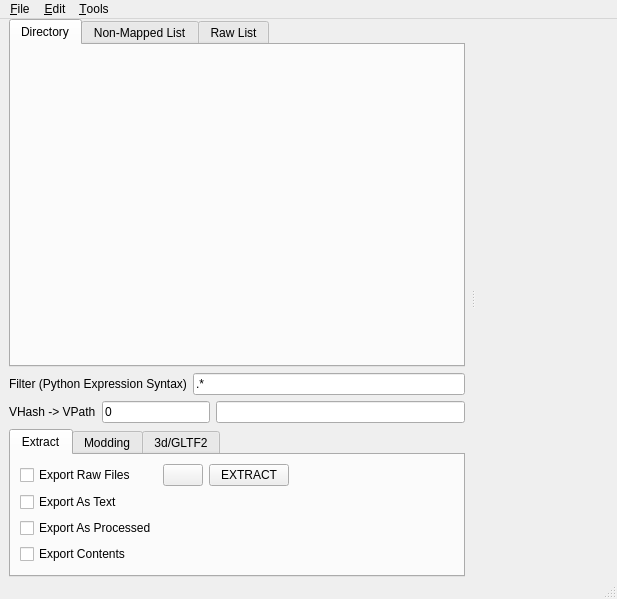
First picture: the form in deca/gui/main_window.ui, repository kk49/deca, before the edit.
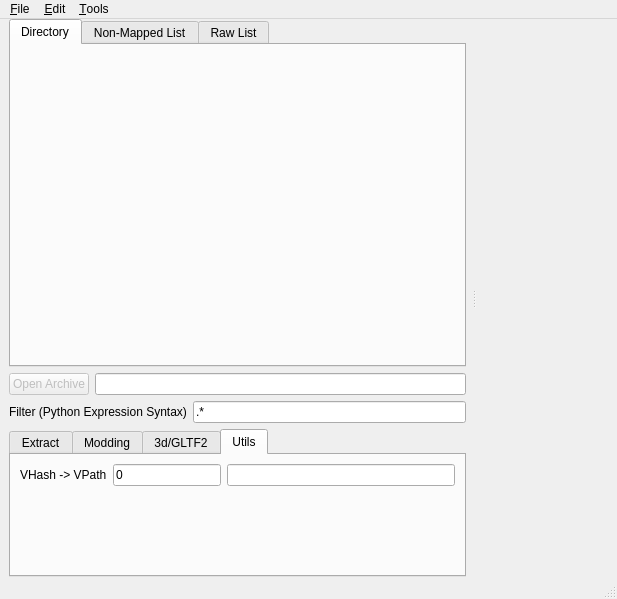
Second picture: the form after the edit. The open tabs and pages were chosen to show the change. Custom widgets are drawn as their Qt base class.

The edit to the form file:
```diff
--- a/deca/gui/main_window.ui
+++ b/deca/gui/main_window.ui
@@ -122,6 +122,29 @@
           </widget>
          </widget>
         </item>
+        <item>
+         <layout class="QHBoxLayout" name="horizontalLayout_6">
+          <property name="topMargin">
+           <number>0</number>
+          </property>
+          <property name="rightMargin">
+           <number>0</number>
+          </property>
+          <item>
+           <widget class="QPushButton" name="bt_archive_open">
+            <property name="enabled">
+             <bool>false</bool>
+            </property>
+            <property name="text">
+             <string>Open Archive</string>
+            </property>
+           </widget>
+          </item>
+          <item>
+           <widget class="QLineEdit" name="edt_archive_name"/>
+          </item>
+         </layout>
+        </item>
         <item>
          <layout class="QHBoxLayout" name="horizontalLayout_4">
           <item>
@@ -140,31 +163,6 @@
           </item>
          </layout>
         </item>
-        <item>
-         <layout class="QHBoxLayout" name="horizontalLayout_5" stretch="0,0,2">
-          <item>
-           <widget class="QLabel" name="vhash_to_vpath_label">
-            <property name="text">
-             <string>VHash -&gt; VPath</string>
-            </property>
-           </widget>
-          </item>
-          <item>
-           <widget class="QLineEdit" name="vhash_to_vpath_in_edit">
-            <property name="text">
-             <string>0</string>
-            </property>
-           </widget>
-          </item>
-          <item>
-           <widget class="QLineEdit" name="vhash_to_vpath_out_edit">
-            <property name="readOnly">
-             <bool>true</bool>
-            </property>
-           </widget>
-          </item>
-         </layout>
-        </item>
         <item>
          <widget class="QTabWidget" name="tabs_control">
           <property name="currentIndex">
@@ -387,6 +385,51 @@
             </item>
            </layout>
           </widget>
+          <widget class="QWidget" name="tab_utils">
+           <attribute name="title">
+            <string>Utils</string>
+           </attribute>
+           <layout class="QVBoxLayout" name="verticalLayout_3">
+            <item>
+             <layout class="QHBoxLayout" name="horizontalLayout_5" stretch="0,0,2">
+              <item>
+               <widget class="QLabel" name="vhash_to_vpath_label">
+                <property name="text">
+                 <string>VHash -&gt; VPath</string>
+                </property>
+               </widget>
+              </item>
+              <item>
+               <widget class="QLineEdit" name="vhash_to_vpath_in_edit">
+                <property name="text">
+                 <string>0</string>
+                </property>
+               </widget>
+              </item>
+              <item>
+               <widget class="QLineEdit" name="vhash_to_vpath_out_edit">
+                <property name="readOnly">
+                 <bool>true</bool>
+                </property>
+               </widget>
+              </item>
+             </layout>
+            </item>
+            <item>
+             <spacer name="verticalSpacer_4">
+              <property name="orientation">
+               <enum>Qt::Vertical</enum>
+              </property>
+              <property name="sizeHint" stdset="0">
+               <size>
+                <width>20</width>
+                <height>40</height>
+               </size>
+              </property>
+             </spacer>
+            </item>
+           </layout>
+          </widget>
          </widget>
         </item>
        </layout>
```
Left out of the diff: 4 changed lines with no effect on the pictures.
